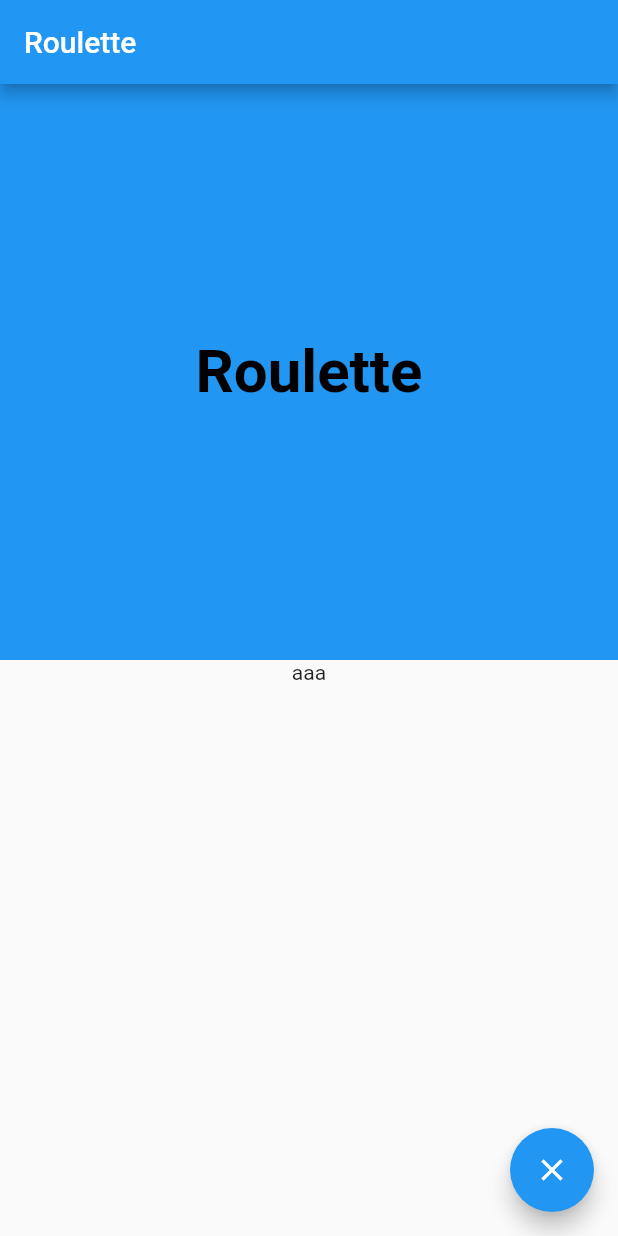
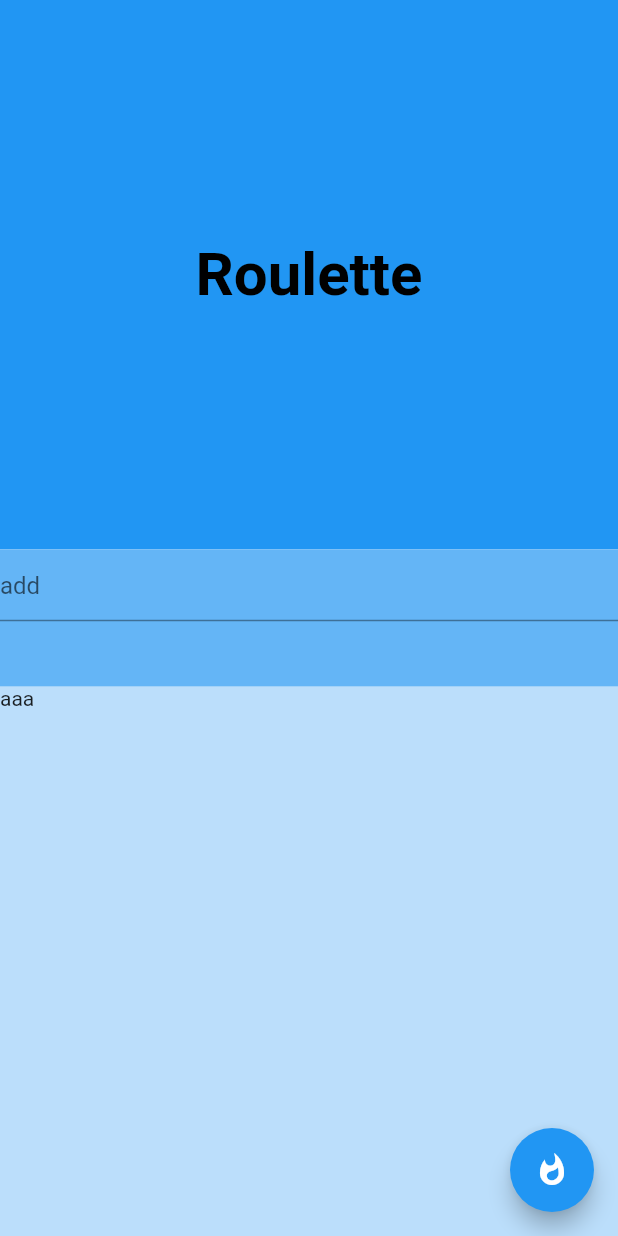
Before and after one commit to yuto90/roulette, a Flutter app: the screen it shows after launch, on a phone screen of 412 x 824 dp. Run offline on Flutter 3.47's test engine with Material 2 defaults, Android fonts, the phone set to English and light mode, and no system bars.

Commit message:
Expandedで画面分割

```diff
--- a/roulette/lib/main.dart
+++ b/roulette/lib/main.dart
@@ -65,14 +65,12 @@ class _MyHomePageState extends State<MyHomePage> {
   @override
   Widget build(BuildContext context) {
     return Scaffold(
-      appBar: AppBar(
-        title: Text(widget.title),
-      ),
       body: Center(
         child: Column(
           mainAxisAlignment: MainAxisAlignment.center,
           children: <Widget>[
             Expanded(
+              flex: 4,
               child: Container(
                 width: double.infinity,
                 // 背景色
@@ -90,7 +88,22 @@ class _MyHomePageState extends State<MyHomePage> {
               ),
             ),
             Expanded(
+              flex: 1,
               child: Container(
+                width: double.infinity,
+                color: Colors.blue[300],
+                child: TextField(
+                  decoration: InputDecoration(
+                    hintText: 'add',
+                  ),
+                ),
+              ),
+            ),
+            Expanded(
+              flex: 4,
+              child: Container(
+                width: double.infinity,
+                color: Colors.blue[100],
                 child: Text('aaa'),
               ),
             ),
@@ -98,7 +111,7 @@ class _MyHomePageState extends State<MyHomePage> {
         ),
       ),
       floatingActionButton: FloatingActionButton(
-        child: Icon(Icons.close),
+        child: Icon(Icons.whatshot),
         onPressed: () {
           startTimer();
         },
```
